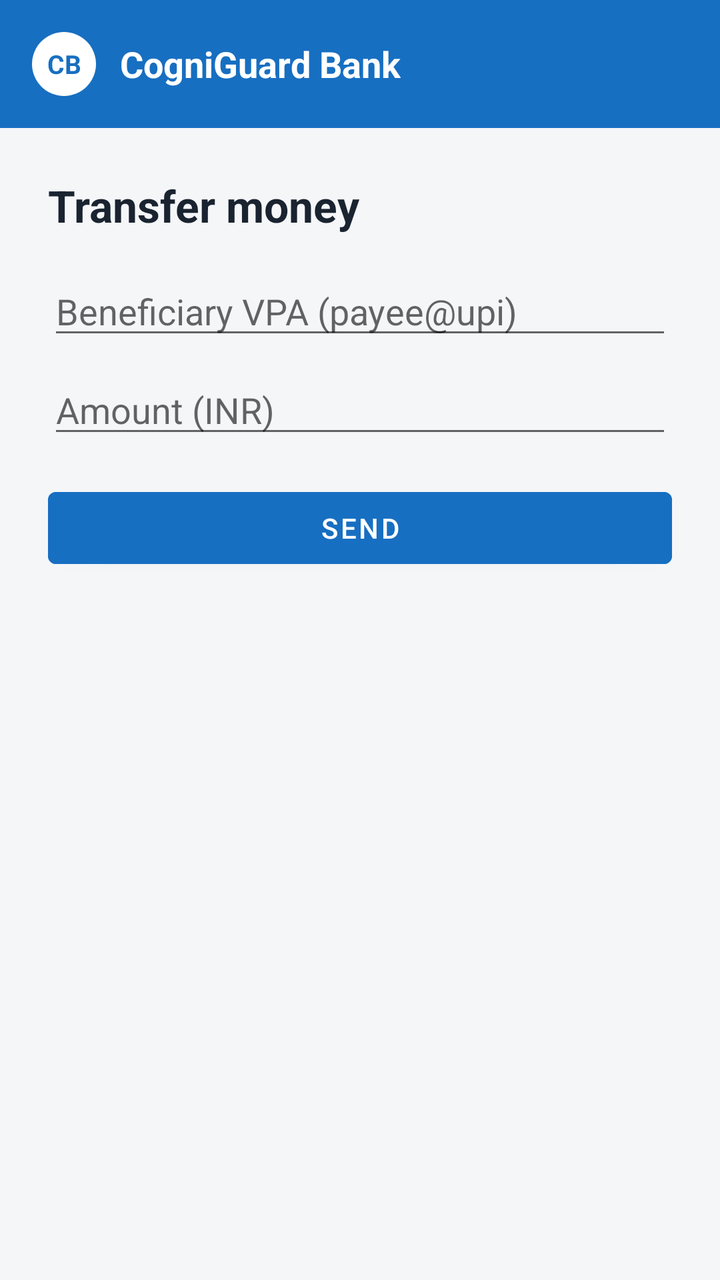
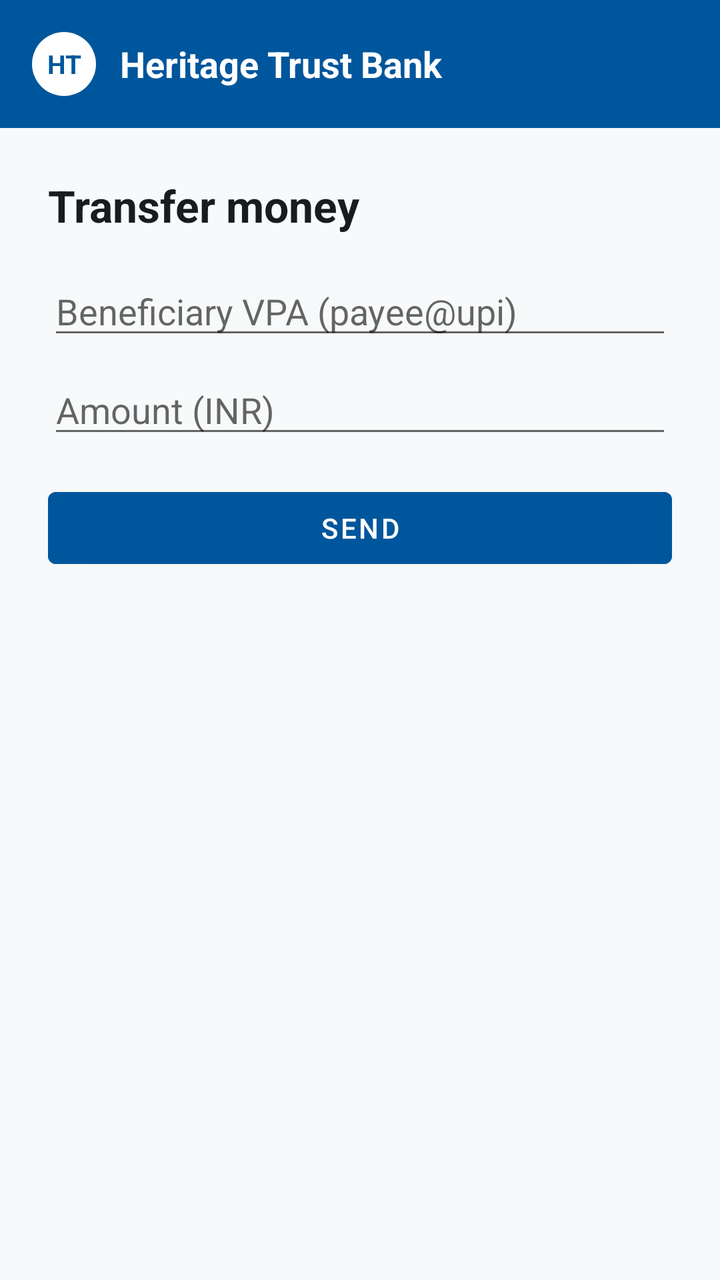

Screens rendered from an Android XML layout before and after an edit, with the pre-edit source and the edit as a unified diff.
<!-- AndroidManifest.xml: application theme Theme.CogniGuardDemo -->
<!-- res/layout/activity_transfer.xml -->
<?xml version="1.0" encoding="utf-8"?>
<LinearLayout xmlns:android="http://schemas.android.com/apk/res/android"
    android:layout_width="match_parent"
    android:layout_height="match_parent"
    android:orientation="vertical"
    android:background="@color/cbi_surface">

    <LinearLayout
        android:layout_width="match_parent"
        android:layout_height="wrap_content"
        android:orientation="horizontal"
        android:gravity="center_vertical"
        android:background="@color/cbi_primary"
        android:padding="16dp">

        <TextView
            android:layout_width="32dp"
            android:layout_height="32dp"
            android:background="@drawable/bg_logo_circle"
            android:gravity="center"
            android:text="CB"
            android:textColor="@color/cbi_primary"
            android:textSize="13sp"
            android:textStyle="bold" />

        <TextView
            android:layout_width="wrap_content"
            android:layout_height="wrap_content"
            android:layout_marginStart="12dp"
            android:text="@string/app_name"
            android:textColor="@color/white"
            android:textSize="18sp"
            android:textStyle="bold" />
    </LinearLayout>

    <LinearLayout
        android:layout_width="match_parent"
        android:layout_height="match_parent"
        android:orientation="vertical"
        android:padding="24dp">

        <TextView
            android:layout_width="wrap_content"
            android:layout_height="wrap_content"
            android:text="Transfer money"
            android:textColor="@color/cbi_text"
            android:textSize="22sp"
            android:textStyle="bold" />

        <EditText
            android:id="@+id/beneficiaryInput"
            android:layout_width="match_parent"
            android:layout_height="wrap_content"
            android:layout_marginTop="16dp"
            android:hint="Beneficiary VPA (payee@upi)"
            android:inputType="text" />

        <EditText
            android:id="@+id/amountInput"
            android:layout_width="match_parent"
            android:layout_height="wrap_content"
            android:layout_marginTop="8dp"
            android:hint="Amount (INR)"
            android:inputType="numberDecimal" />

        <Button
            android:id="@+id/sendButton"
            android:layout_width="match_parent"
            android:layout_height="wrap_content"
            android:layout_marginTop="16dp"
            android:backgroundTint="@color/cbi_primary"
            android:text="Send"
            android:textColor="@color/white" />

        <TextView
            android:id="@+id/resultText"
            android:layout_width="match_parent"
            android:layout_height="wrap_content"
            android:layout_marginTop="16dp"
            android:textColor="@color/cbi_text" />

        <TextView
            android:id="@+id/controlsText"
            android:layout_width="match_parent"
            android:layout_height="wrap_content"
            android:layout_marginTop="8dp"
            android:textColor="@color/warning_amber" />

        <LinearLayout
            android:id="@+id/coercionPanel"
            android:layout_width="match_parent"
            android:layout_height="wrap_content"
            android:layout_marginTop="8dp"
            android:orientation="vertical"
            android:visibility="gone">

            <TextView
                android:id="@+id/coercionPrompt"
                android:layout_width="match_parent"
                android:layout_height="wrap_content"
                android:textColor="@color/cbi_accent"
                android:textStyle="bold" />

            <LinearLayout
                android:layout_width="match_parent"
                android:layout_height="wrap_content"
                android:layout_marginTop="8dp"
                android:orientation="horizontal">

                <Button
                    android:id="@+id/coercionCancelButton"
                    android:layout_width="0dp"
                    android:layout_height="wrap_content"
                    android:layout_marginEnd="8dp"
                    android:layout_weight="1"
                    android:backgroundTint="@color/cbi_accent"
                    android:text="Cancel -- I'm being told what to do"
                    android:textColor="@color/white" />

                <Button
                    android:id="@+id/coercionConfirmButton"
                    android:layout_width="0dp"
                    android:layout_height="wrap_content"
                    android:layout_weight="1"
                    android:text="No, this is genuinely me" />
            </LinearLayout>
        </LinearLayout>

        <LinearLayout
            android:id="@+id/manualAmountPanel"
            android:layout_width="match_parent"
            android:layout_height="wrap_content"
            android:layout_marginTop="8dp"
            android:orientation="vertical"
            android:visibility="gone">

            <TextView
                android:layout_width="match_parent"
                android:layout_height="wrap_content"
                android:text="Please re-type the amount to confirm this transfer."
                android:textColor="@color/warning_amber"
                android:textStyle="bold" />

            <EditText
                android:id="@+id/manualAmountInput"
                android:layout_width="match_parent"
                android:layout_height="wrap_content"
                android:layout_marginTop="8dp"
                android:hint="Re-enter amount (INR)"
                android:inputType="numberDecimal" />

            <Button
                android:id="@+id/confirmAmountButton"
                android:layout_width="match_parent"
                android:layout_height="wrap_content"
                android:layout_marginTop="8dp"
                android:backgroundTint="@color/cbi_primary"
                android:text="Confirm amount"
                android:textColor="@color/white" />
        </LinearLayout>
    </LinearLayout>
</LinearLayout>
<!-- resources referenced by this layout -->
<resources>
  <color name="cbi_accent">#CE0F3E</color>
  <color name="cbi_primary">#176FC1</color>
  <color name="cbi_surface">#F4F6F8</color>
  <color name="cbi_text">#1A2330</color>
  <color name="warning_amber">#B36B00</color>
  <color name="white">#FFFFFF</color>
  <!-- drawable bg_logo_circle (drawable) -->
  <?xml version="1.0" encoding="utf-8"?>
  <shape xmlns:android="http://schemas.android.com/apk/res/android"
      android:shape="oval">
      <solid android:color="@color/white" />
  </shape>
  <string name="app_name">CogniGuard Bank</string>
  <style name="Theme.CogniGuardDemo" parent="Theme.MaterialComponents.Light.NoActionBar">
          <item name="colorPrimary">@color/cbi_primary</item>
          <item name="colorPrimaryDark">@color/cbi_primary_dark</item>
          <item name="colorAccent">@color/cbi_accent</item>
          <item name="colorSecondary">@color/cbi_accent</item>
          <item name="android:windowBackground">@color/cbi_surface</item>
          <item name="android:textColorPrimary">@color/cbi_text</item>
      </style>
  <color name="cbi_primary_dark">#125A9C</color>
</resources>

<!-- the commit's change to res/layout/activity_transfer.xml (unified diff, before → after) -->
@@ -18,7 +18,7 @@
             android:layout_height="32dp"
             android:background="@drawable/bg_logo_circle"
             android:gravity="center"
-            android:text="CB"
+            android:text="HT"
             android:textColor="@color/cbi_primary"
             android:textSize="13sp"
             android:textStyle="bold" />
<!-- resource entries referenced after the edit -->
@@ -1,9 +1,9 @@
 <!-- resources referenced by this layout -->
 <resources>
-  <color name="cbi_accent">#CE0F3E</color>
-  <color name="cbi_primary">#176FC1</color>
-  <color name="cbi_surface">#F4F6F8</color>
-  <color name="cbi_text">#1A2330</color>
+  <color name="cbi_accent">#BA0035</color>
+  <color name="cbi_primary">#00569C</color>
+  <color name="cbi_surface">#F8F9FA</color>
+  <color name="cbi_text">#191C1E</color>
   <color name="warning_amber">#B36B00</color>
   <color name="white">#FFFFFF</color>
   <!-- drawable bg_logo_circle (drawable) -->
@@ -12,7 +12,7 @@
       android:shape="oval">
       <solid android:color="@color/white" />
   </shape>
-  <string name="app_name">CogniGuard Bank</string>
+  <string name="app_name">Heritage Trust Bank</string>
   <style name="Theme.CogniGuardDemo" parent="Theme.MaterialComponents.Light.NoActionBar">
           <item name="colorPrimary">@color/cbi_primary</item>
           <item name="colorPrimaryDark">@color/cbi_primary_dark</item>
@@ -21,6 +21,6 @@
           <item name="android:windowBackground">@color/cbi_surface</item>
           <item name="android:textColorPrimary">@color/cbi_text</item>
       </style>
-  <color name="cbi_primary_dark">#125A9C</color>
+  <color name="cbi_primary_dark">#004B87</color>
 </resources>
 
